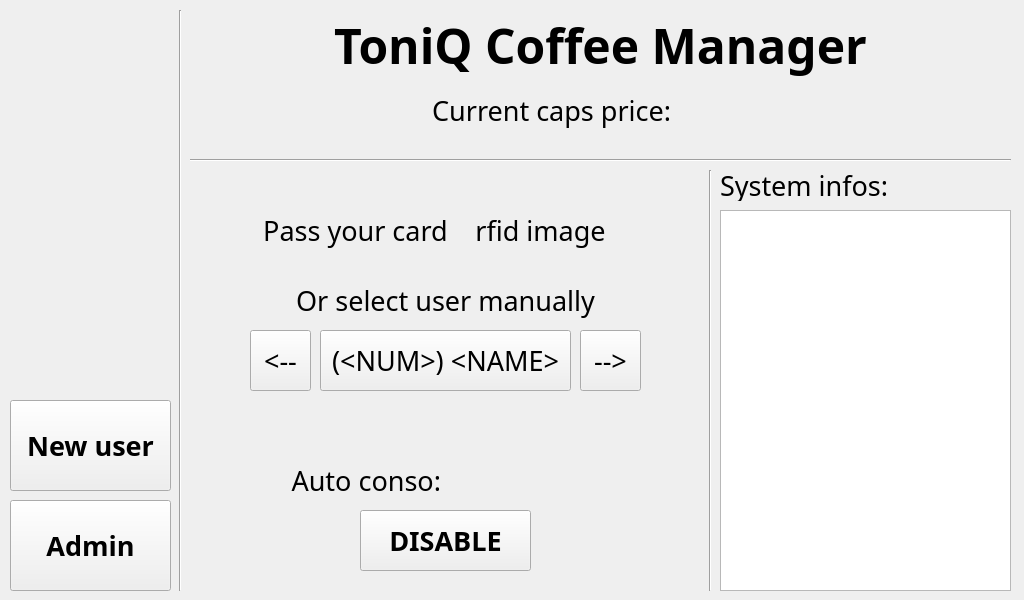
First picture: the form in core/gui/main.ui, repository qcha41/raspberry-coffee-manager, before the edit.
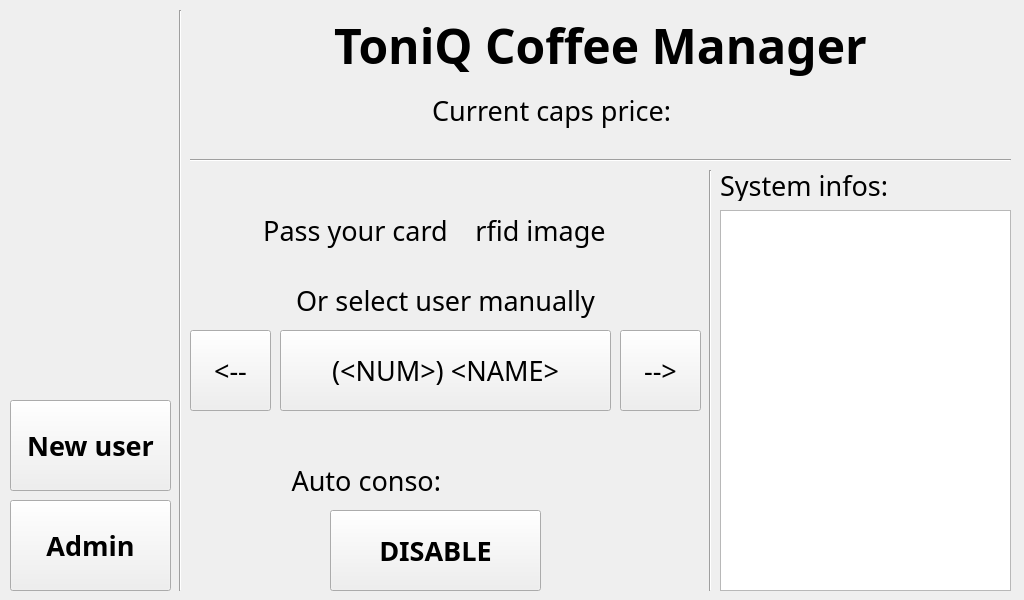
Second picture: the form after the edit. The open tabs and pages were chosen to show the change.

What changed in the file:
```diff
--- a/core/gui/main.ui
+++ b/core/gui/main.ui
@@ -3288,10 +3288,10 @@
      <widget class="QPushButton" name="main_user_pushButton">
       <property name="geometry">
        <rect>
-        <x>310</x>
+        <x>270</x>
         <y>320</y>
-        <width>251</width>
-        <height>61</height>
+        <width>331</width>
+        <height>81</height>
        </rect>
       </property>
       <property name="font">
@@ -3310,10 +3310,10 @@
      <widget class="QPushButton" name="main_nextUser_pushButton">
       <property name="geometry">
        <rect>
-        <x>570</x>
+        <x>610</x>
         <y>320</y>
-        <width>61</width>
-        <height>61</height>
+        <width>81</width>
+        <height>81</height>
        </rect>
       </property>
       <property name="font">
@@ -3332,10 +3332,10 @@
      <widget class="QPushButton" name="main_previousUser_pushButton">
       <property name="geometry">
        <rect>
-        <x>240</x>
+        <x>180</x>
         <y>320</y>
-        <width>61</width>
-        <height>61</height>
+        <width>81</width>
+        <height>81</height>
        </rect>
       </property>
       <property name="font">
@@ -3455,10 +3455,10 @@
      <widget class="QPushButton" name="main_disable_pushButton">
       <property name="geometry">
        <rect>
-        <x>350</x>
+        <x>320</x>
         <y>500</y>
-        <width>171</width>
-        <height>61</height>
+        <width>211</width>
+        <height>81</height>
        </rect>
       </property>
       <property name="font">
```
Left out of the diff: 2 changed lines with no effect on the pictures.
